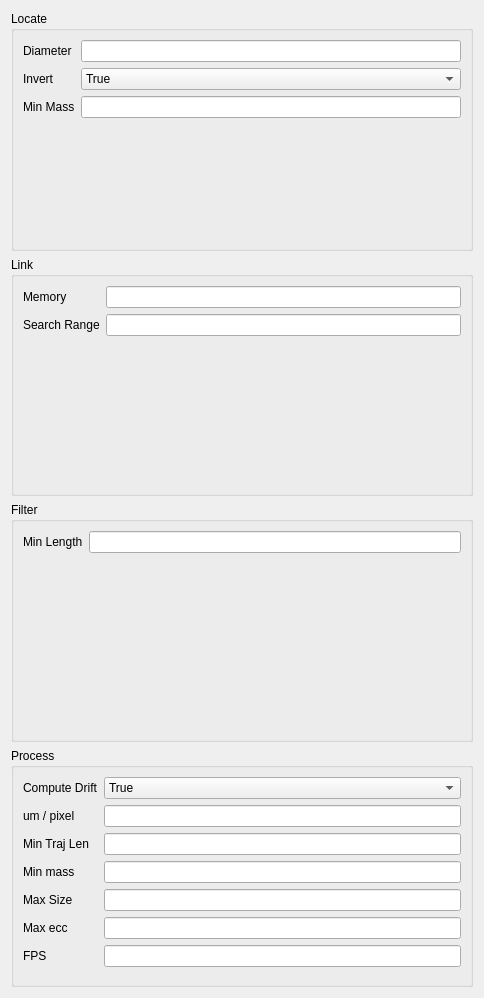
Old version of the form dispertech/view/GUI/Tracking_Config.ui in the repository aquilesC/DisperPy.
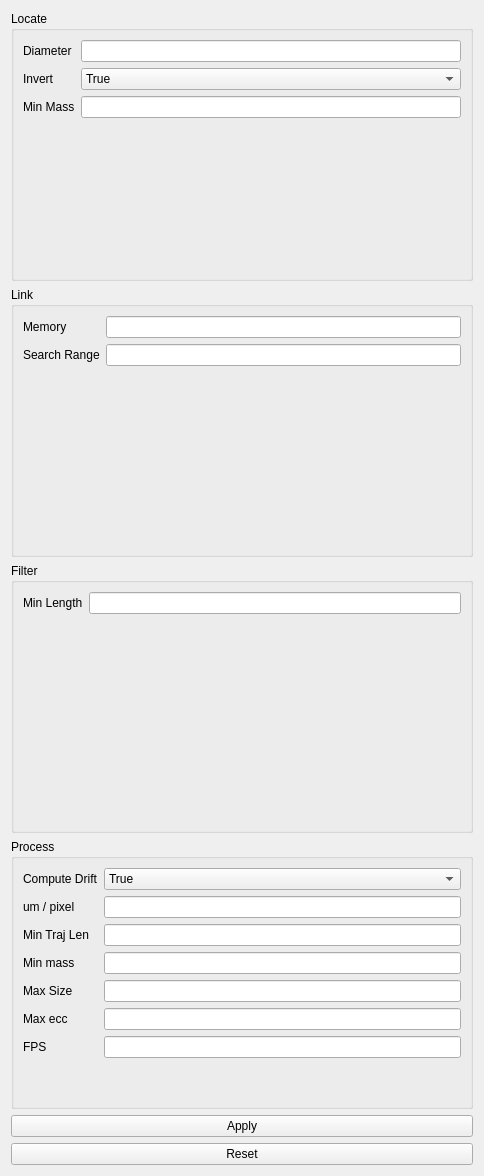
New version of the form.

```diff
--- a/dispertech/view/GUI/Tracking_Config.ui
+++ b/dispertech/view/GUI/Tracking_Config.ui
@@ -7,7 +7,7 @@
     <x>0</x>
     <y>0</y>
     <width>484</width>
-    <height>998</height>
+    <height>1176</height>
    </rect>
   </property>
   <property name="windowTitle">
@@ -238,6 +238,20 @@
      </layout>
     </widget>
    </item>
+   <item>
+    <widget class="QPushButton" name="button_apply">
+     <property name="text">
+      <string>Apply</string>
+     </property>
+    </widget>
+   </item>
+   <item>
+    <widget class="QPushButton" name="button_reset">
+     <property name="text">
+      <string>Reset</string>
+     </property>
+    </widget>
+   </item>
   </layout>
  </widget>
  <resources/>
```
